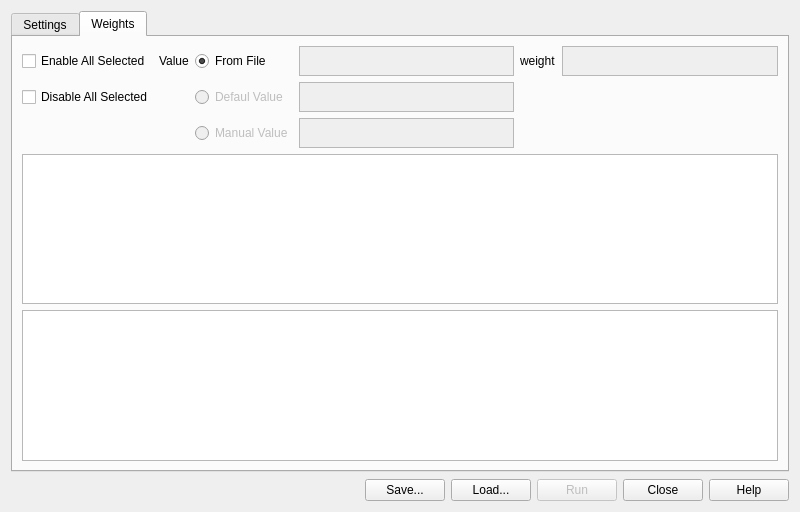
Qt form Gui/vsWidgets/vsInverseKinematicsUI.ui (ia-dev/opensimQt) before a commit.
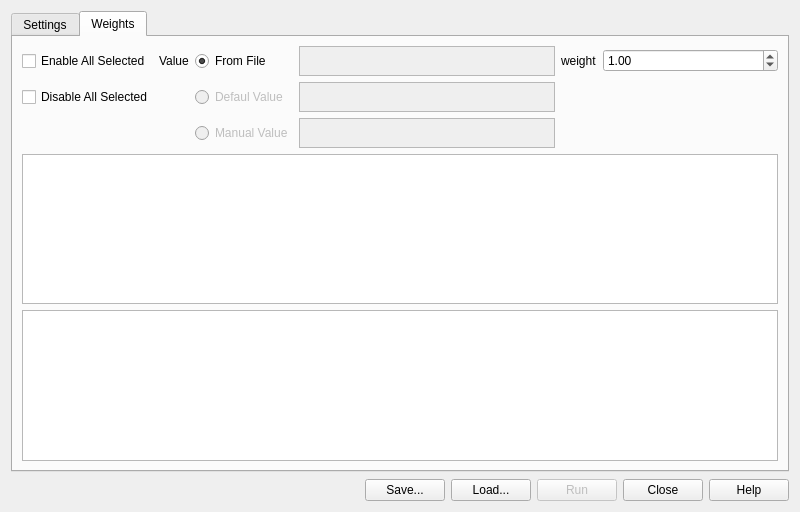
The same form after that commit.

Commit message: editing the weights + video

```diff
--- a/Gui/vsWidgets/vsInverseKinematicsUI.ui
+++ b/Gui/vsWidgets/vsInverseKinematicsUI.ui
@@ -434,15 +434,15 @@
           </widget>
          </item>
          <item row="0" column="5">
-          <widget class="QPlainTextEdit" name="weightTE">
-           <property name="enabled">
-            <bool>false</bool>
+          <widget class="QDoubleSpinBox" name="weightFSP">
+           <property name="sizePolicy">
+            <sizepolicy hsizetype="Expanding" vsizetype="Fixed">
+             <horstretch>0</horstretch>
+             <verstretch>0</verstretch>
+            </sizepolicy>
            </property>
-           <property name="maximumSize">
-            <size>
-             <width>16777215</width>
-             <height>30</height>
-            </size>
+           <property name="value">
+            <double>1.000000000000000</double>
            </property>
           </widget>
          </item>
```
Left out of the diff: 90 changed lines with no effect on the pictures. The commit also changes 4 other files.
